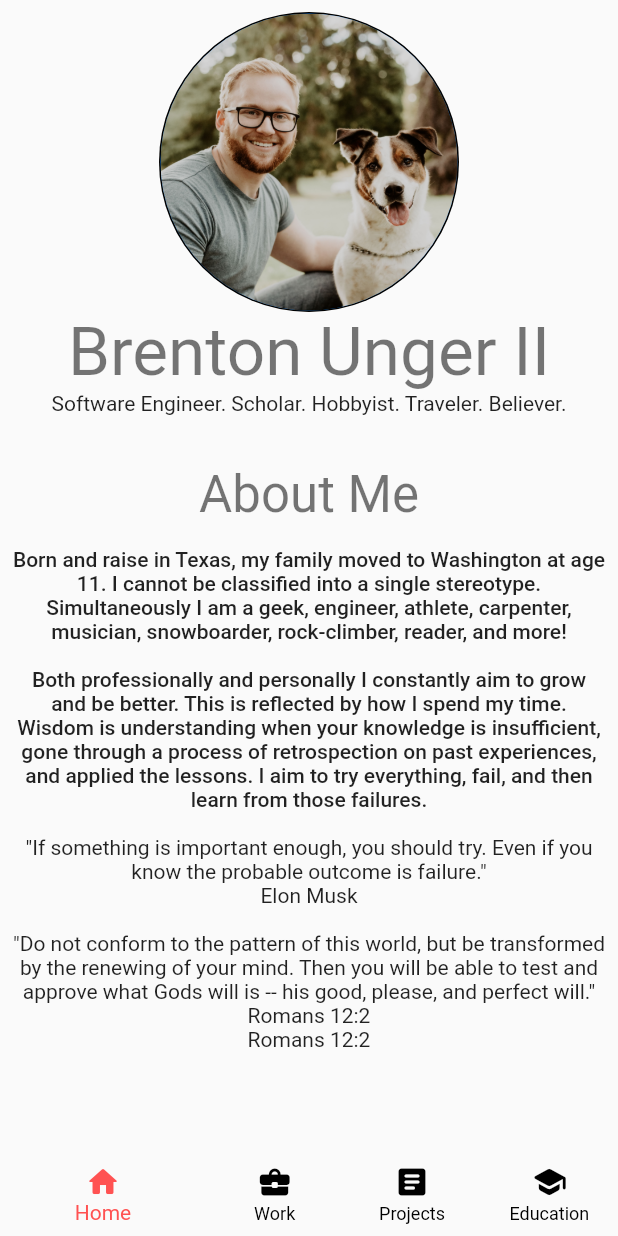
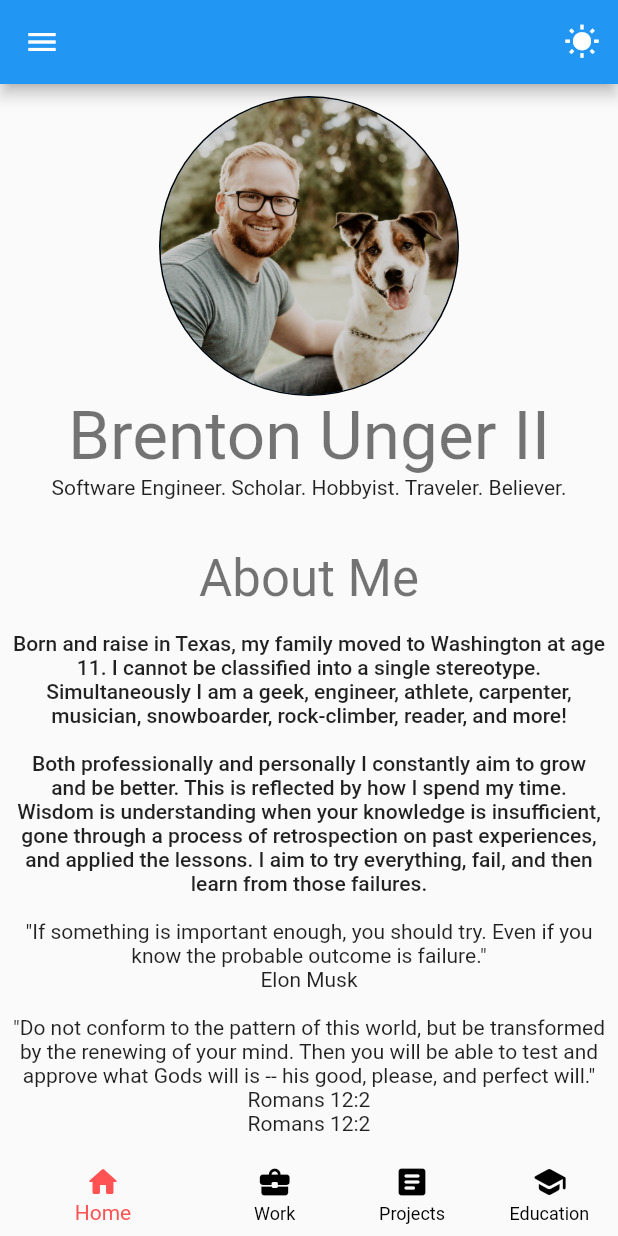
Before and after one commit to iUngerTime/BUG, a Flutter app: the screen it shows after launch, on a phone screen of 412 x 824 dp. Run offline on Flutter 3.47's test engine with Material 2 defaults, Android fonts, the light colour scheme and no system bars; our stand-ins replace get, get_storage.

Commit message:
Added the app bar with the new icon

```diff
--- a/lib/app/modules/dashboard/dashboard_page.dart
+++ b/lib/app/modules/dashboard/dashboard_page.dart
@@ -16,6 +16,19 @@ class DashboardPage extends StatelessWidget {
   Widget build(BuildContext context) {
     return GetBuilder<DashboardController>(builder: (controller) {
       return Scaffold(
+        appBar: AppBar(
+          actions: [
+            IconButton(
+              icon: Icon(
+                  Get.isDarkMode ? Icons.nightlight_round : Icons.wb_sunny),
+              onPressed: () {
+                Get.isDarkMode
+                    ? themeController.loadLightTheme()
+                    : themeController.loadDarkTheme();
+              },
+            ),
+          ],
+        ),
         drawer: Drawer(
           child: Column(
             children: [
@@ -27,7 +40,7 @@ class DashboardPage extends StatelessWidget {
                       decoration: BoxDecoration(
                         color: Theme.of(context).colorScheme.primary,
                       ),
-                      child: Image.asset('assets/images/flutter_logo.png'),
+                      child: Image.asset('assets/images/LogoWithGradient.png'),
                     ),
                     ListTile(
                       leading: const Icon(Icons.phone),
```
Also changed, not shown: assets/images/LogoWithGradient.png (added).
